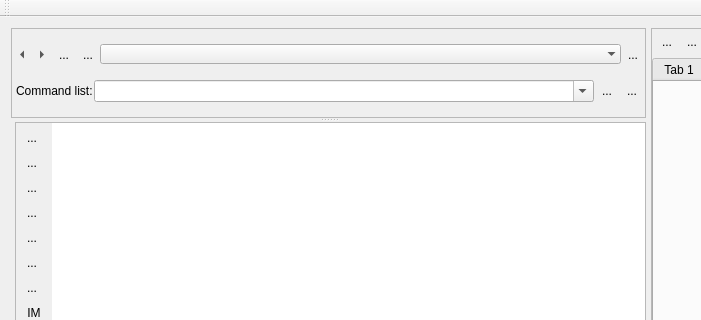
Old version of the form nutshellqt.ui in the repository vjetten/NutShell; both pictures show x 0 to 701 and y 0 to 320 of the 1124 by 650 pixel window.
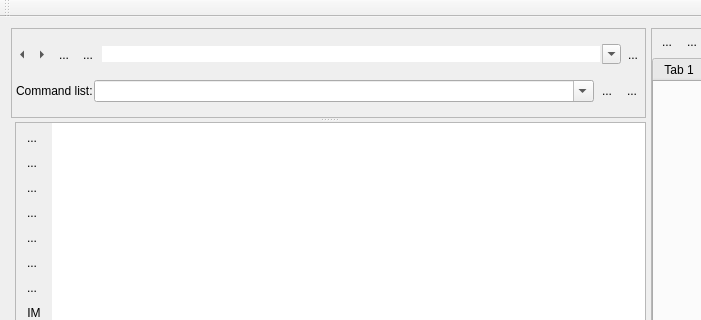
New version of the form. Icons and pictures are not drawn.

Diff of the .ui file:
```diff
--- a/nutshellqt.ui
+++ b/nutshellqt.ui
@@ -229,6 +229,9 @@
              <property name="styleSheet">
               <string notr="true"/>
              </property>
+             <property name="editable">
+              <bool>true</bool>
+             </property>
              <property name="insertPolicy">
               <enum>QComboBox::InsertAtTop</enum>
              </property>
```
Left out of the diff: 2 changed lines with no effect on the pictures.
